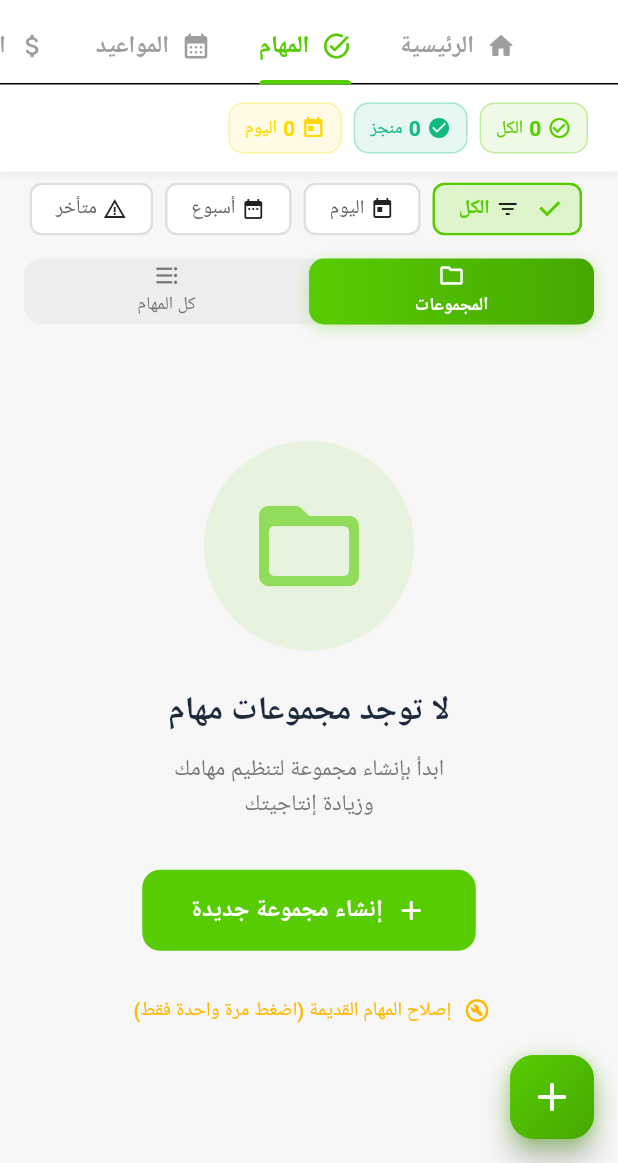
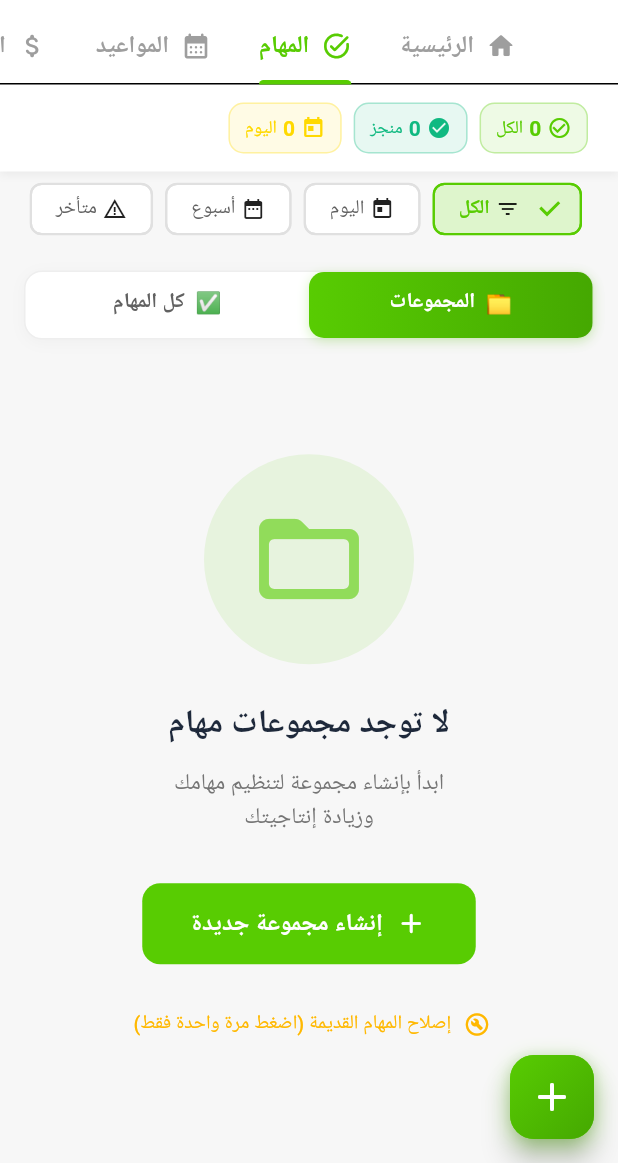
Before and after one commit to Lord-shaban/Nota, a Flutter app: the HomeScreen screen opened directly, tab 2 chosen, on a phone screen of 412 x 824 dp, the part 73-1236 px from its top. Run offline on Flutter 3.47's test engine with Material 3 defaults, Android fonts, the phone set to English and light mode, and no system bars; our stand-ins replace camera, cloud_firestore, email_validator, equatable, firebase_auth, firebase_core and 12 more; missing offline and left inert: cloudinary_public; accounts and stored records are empty; Roboto replaces fonts that are missing (Tajawal).

Commit message:
feat(tasks): Improve tabs design and confirm checkbox functionality
- Redesign tab selector with cleaner white background
- Replace icons with emoji for better Arabic alignment
- Increase tab height and font size for better readability
- Add subtle shadow and border for depth
- Checkbox already working in both TaskGroupCard and AllTasksView
- Tasks can be marked as completed with animation

Co-authored-by: ALi Sameh <178108183+Ali-0110@users.noreply.github.com>
Co-authored-by: Mahmoud Abdelrauf <170731337+Mahmoud13MA@users.noreply.github.com>

```diff
--- a/lib/ features/dashboard/tasks/tasks_tab_view.dart
+++ b/lib/ features/dashboard/tasks/tasks_tab_view.dart
@@ -264,11 +264,22 @@ class _TasksTabViewState extends State<TasksTabView>
 
   Widget _buildTabSelector() {
     return Container(
-      margin: const EdgeInsets.symmetric(horizontal: 16),
-      height: 44,
+      margin: const EdgeInsets.symmetric(horizontal: 16, vertical: 8),
+      height: 46,
       decoration: BoxDecoration(
-        color: Colors.grey.shade200,
+        color: Colors.white,
         borderRadius: BorderRadius.circular(12),
+        border: Border.all(
+          color: Colors.grey.shade200,
+          width: 1,
+        ),
+        boxShadow: [
+          BoxShadow(
+            color: Colors.black.withOpacity(0.03),
+            blurRadius: 8,
+            offset: const Offset(0, 2),
+          ),
+        ],
       ),
       child: TabBar(
         controller: _tabController,
@@ -279,8 +290,8 @@ class _TasksTabViewState extends State<TasksTabView>
           borderRadius: BorderRadius.circular(10),
           boxShadow: [
             BoxShadow(
-              color: const Color(0xFF58CC02).withOpacity(0.3),
-              blurRadius: 8,
+              color: const Color(0xFF58CC02).withOpacity(0.25),
+              blurRadius: 6,
               offset: const Offset(0, 2),
             ),
           ],
@@ -288,27 +299,23 @@ class _TasksTabViewState extends State<TasksTabView>
         indicatorSize: TabBarIndicatorSize.tab,
         dividerColor: Colors.transparent,
         labelColor: Colors.white,
-        unselectedLabelColor: Colors.grey.shade600,
+        unselectedLabelColor: Colors.grey.shade700,
         labelStyle: const TextStyle(
           fontWeight: FontWeight.bold,
-          fontSize: 12,
+          fontSize: 14,
         ),
         unselectedLabelStyle: const TextStyle(
-          fontWeight: FontWeight.w500,
-          fontSize: 12,
+          fontWeight: FontWeight.w600,
+          fontSize: 14,
         ),
         tabs: const [
           Tab(
-            icon: Icon(Icons.folder_outlined, size: 18),
-            text: 'المجموعات',
-            iconMargin: EdgeInsets.only(bottom: 2),
-            height: 42,
+            text: '📁  المجموعات',
+            height: 44,
           ),
           Tab(
-            icon: Icon(Icons.format_list_bulleted, size: 18),
-            text: 'كل المهام',
-            iconMargin: EdgeInsets.only(bottom: 2),
-            height: 42,
+            text: '✅  كل المهام',
+            height: 44,
           ),
         ],
       ),
```
